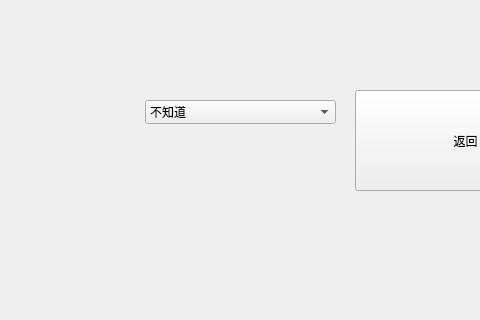
First picture: the form in prop.ui, repository aaaMsLIUfruit/RunningDino, before the edit; both pictures show x 265 to 745 and y 0 to 320 of the 870 by 502 pixel window.
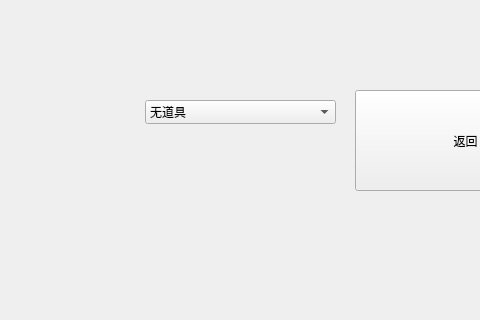
Second picture: the form after the edit.

Commit message: 实现道具

What changed in the file:
```diff
--- a/prop.ui
+++ b/prop.ui
@@ -50,7 +50,7 @@
    </property>
    <item>
     <property name="text">
-     <string>不知道</string>
+     <string>无道具</string>
     </property>
    </item>
   </widget>
```
The commit also changes 5 other files.
